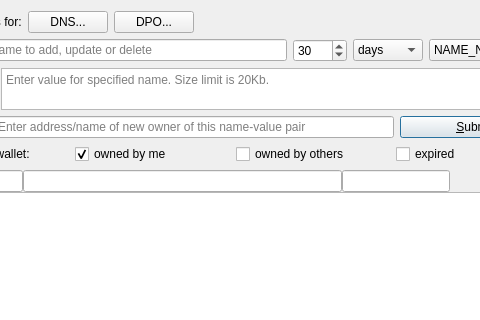
First picture: the form in src/qt/forms/managenamespage.ui, repository Exgibichi/rt, before the edit; both pictures show x 96 to 576 and y 0 to 320 of the 657 by 451 pixel window.
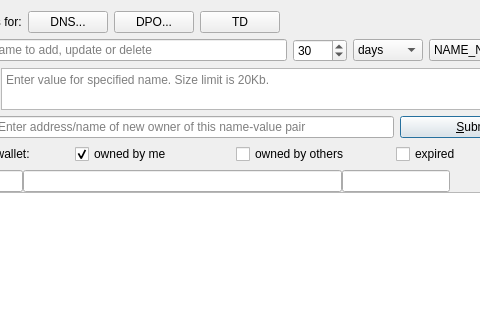
Second picture: the form after the edit. Icons and pictures are not drawn. Custom widgets are drawn as their Qt base class.

Commit message: 'Manage names' tab += 'trusted diploma' button and dialog

The edit to the form file:
```diff
--- a/src/qt/forms/managenamespage.ui
+++ b/src/qt/forms/managenamespage.ui
@@ -57,6 +57,20 @@
        </property>
       </widget>
      </item>
+     <item>
+      <widget class="QPushButton" name="btnTrustedDiploma">
+       <property name="toolTip">
+        <string>Trusted Diploma</string>
+       </property>
+       <property name="text">
+        <string>TD</string>
+       </property>
+       <property name="icon">
+        <iconset resource="../bitcoin.qrc">
+         <normaloff>:/icons/Trusted-diploma-16-monochrome.png</normaloff>:/icons/Trusted-diploma-16-monochrome.png</iconset>
+       </property>
+      </widget>
+     </item>
      <item>
       <spacer name="hSpacerToolbar">
        <property name="orientation">
```
The commit also changes 21 other files.
